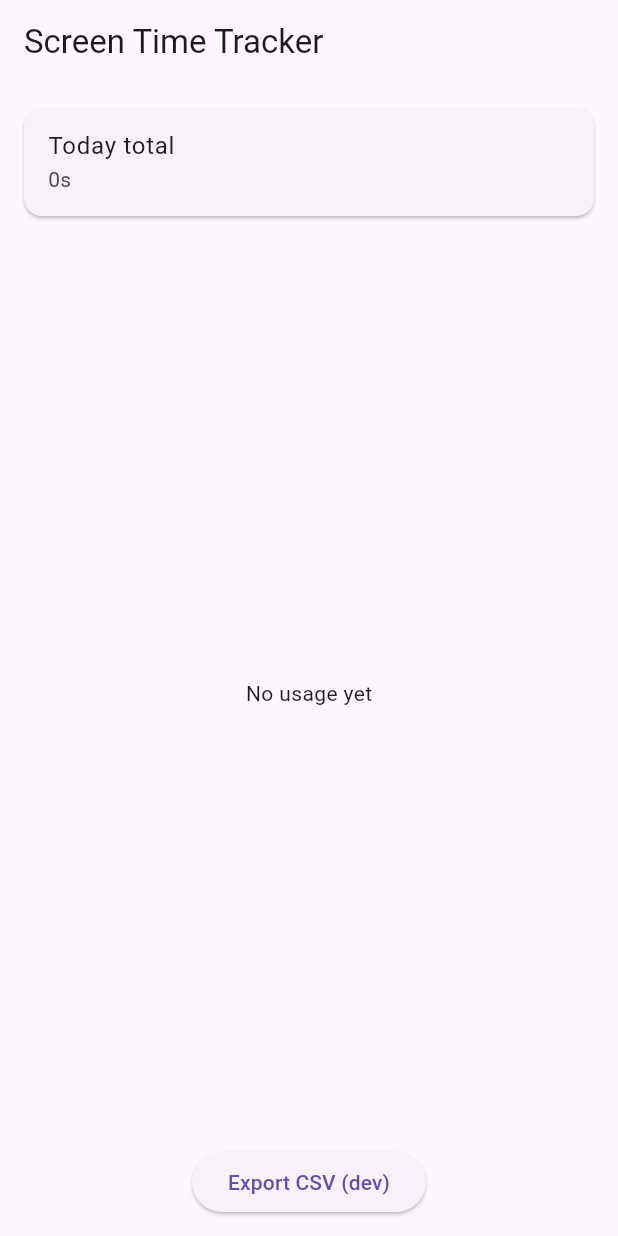
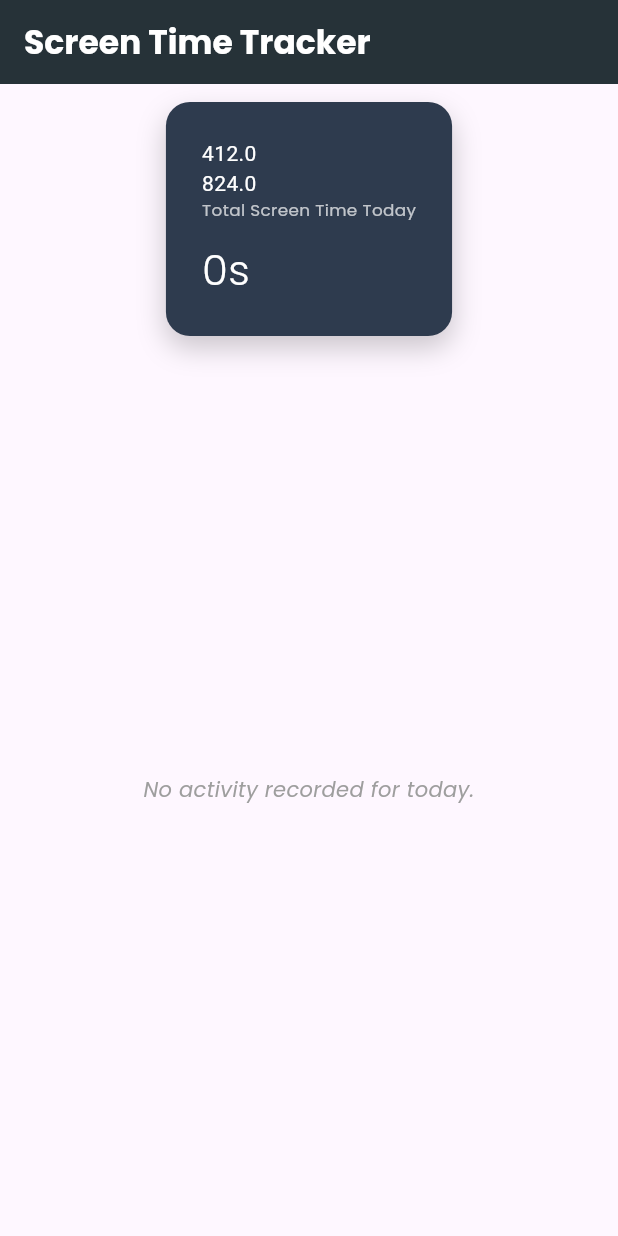
Before and after one commit to KiloMikeTango/Screen-Time-Tracker, a Flutter app: the screen it shows after launch, on a phone screen of 412 x 824 dp. Run offline on Flutter 3.47's test engine with Material 3 defaults, Android fonts, the light colour scheme and no system bars; our stand-ins replace google_fonts, sqflite; missing offline and left inert: dart:ffi, win32, window_manager; accounts and stored records are empty.

Commit message:
ui improvements

```diff
--- a/lib/ui/home_page.dart
+++ b/lib/ui/home_page.dart
@@ -1,10 +1,9 @@
 import 'dart:async';
 import 'package:flutter/material.dart';
+import 'package:google_fonts/google_fonts.dart';
 import '../data/db.dart';
 import '../tracking/tracker_isolate.dart';
-// import '../data/models.dart';
 import '../utils/formatters.dart';
-// import 'package:isolate/isolate.dart' as isolate_pkg; // not necessary but keep imports clean
 import 'dart:isolate';
 
 class HomePage extends StatefulWidget {
@@ -19,13 +18,13 @@ class _HomePageState extends State<HomePage> {
   Timer? _refreshTimer;
   ReceivePort? _receivePort;
   Isolate? _isolate;
+  double _totalSec = 0;
 
   @override
   void initState() {
     super.initState();
     _startTracker();
     _loadAggregated();
-    // periodic refresh so UI updates even if DB change is missed
     _refreshTimer = Timer.periodic(
       const Duration(seconds: 5),
       (_) => _loadAggregated(),
@@ -51,7 +50,7 @@ class _HomePageState extends State<HomePage> {
             'date': start.toIso8601String().split('T')[0],
           };
           await DB.insertSessionMap(map);
-          await _loadAggregated(); // update UI
+          await _loadAggregated();
         } catch (e) {
           // ignore write error for now
         }
@@ -67,8 +66,11 @@ class _HomePageState extends State<HomePage> {
 
   Future<void> _loadAggregated() async {
     final rows = await DB.getAggregatedForDate(DateTime.now());
+    final total = rows.fold<int>(0, (p, e) => p + (e['total_sec'] as int));
+
     setState(() {
       _aggregated = rows;
+      _totalSec = total.toDouble();
     });
   }
 
@@ -82,56 +84,230 @@ class _HomePageState extends State<HomePage> {
 
   @override
   Widget build(BuildContext context) {
-    final totalSec = _aggregated.fold<int>(
-      0,
-      (p, e) => p + (e['total_sec'] as int),
+    return Scaffold(
+      appBar: AppBar(
+        title: Text(
+          'Screen Time Tracker',
+          style: GoogleFonts.poppins(
+            fontWeight: FontWeight.w700,
+            color: Colors.white,
+          ),
+        ),
+        backgroundColor: Colors.blueGrey[900],
+        elevation: 0,
+      ),
+      body: LayoutBuilder(
+        builder: (context, constraints) {
+          if (constraints.maxWidth > 900) {
+            return _buildDesktopLayout();
+          } else if (constraints.maxWidth > 600) {
+            return _buildTabletLayout();
+          } else {
+            return _buildCompactLayout();
+          }
+        },
+      ),
     );
-    return Scaffold(
-      appBar: AppBar(title: const Text('Screen Time Tracker')),
-      body: Padding(
-        padding: const EdgeInsets.all(12.0),
+  }
+
+  Widget _buildCompactLayout() {
+    return Padding(
+      padding: const EdgeInsets.symmetric(horizontal: 16.0, vertical: 12.0),
+      child: Column(
+        children: [
+          _buildTotalTimeCard(fontSize: 28, padding: 24),
+          const SizedBox(height: 16),
+          Expanded(child: _buildUsageList(itemPadding: 12)),
+        ],
+      ),
+    );
+  }
+
+  Widget _buildTabletLayout() {
+    return Padding(
+      padding: const EdgeInsets.all(20.0),
+      child: Row(
+        crossAxisAlignment: CrossAxisAlignment.start,
+        children: [
+          Expanded(
+            flex: 2,
+            child: _buildTotalTimeCard(fontSize: 36, padding: 32),
+          ),
+          const SizedBox(width: 20),
+          Expanded(flex: 3, child: _buildUsageList(itemPadding: 16)),
+        ],
+      ),
+    );
+  }
+
+  Widget _buildDesktopLayout() {
+    return Padding(
+      padding: const EdgeInsets.all(32.0),
+      child: Row(
+        crossAxisAlignment: CrossAxisAlignment.start,
+        children: [
+          Expanded(
+            flex: 2,
+            child: _buildTotalTimeCard(fontSize: 48, padding: 40),
+          ),
+          const SizedBox(width: 32),
+          Expanded(flex: 3, child: _buildUsageList(itemPadding: 20)),
+        ],
+      ),
+    );
+  }
+
+  Widget _buildTotalTimeCard({
+    required double fontSize,
+    required double padding,
+  }) {
+    return Container(
+      decoration: BoxDecoration(
+        color: const Color(0xFF2E3B4E),
+        borderRadius: BorderRadius.circular(16),
+        boxShadow: [
+          BoxShadow(
+            color: Colors.black.withOpacity(0.2),
+            blurRadius: 15,
+            offset: const Offset(0, 8),
+          ),
+        ],
+      ),
+      child: Padding(
+        padding: EdgeInsets.all(padding),
         child: Column(
+          crossAxisAlignment: CrossAxisAlignment.start,
+          mainAxisSize: MainAxisSize.min,
           children: [
-            Card(
-              child: ListTile(
-                title: const Text('Today total'),
-                subtitle: Text(formatDurationSeconds(totalSec)),
+            //TODO:
+
+            //width: 900, height: 720
+            //width: 600, height 720
+            Text(
+              MediaQuery.of(context).size.width.toString(),
+              style: TextStyle(color: Colors.white),
+            ),
+            Text(
+              MediaQuery.of(context).size.height.toString(),
+              style: TextStyle(color: Colors.white),
+            ),
+            Text(
+              'Total Screen Time Today',
+
+              style: GoogleFonts.poppins(
+                fontSize: fontSize * 0.4,
+                color: Colors.white70,
+                fontWeight: FontWeight.w400,
               ),
             ),
-            const SizedBox(height: 12),
-            Expanded(
-              child: _aggregated.isEmpty
-                  ? const Center(child: Text('No usage yet'))
-                  : ListView.separated(
-                      itemCount: _aggregated.length,
-                      separatorBuilder: (_, __) => const Divider(),
-                      itemBuilder: (context, index) {
-                        final row = _aggregated[index];
-                        final name = row['app_name'] as String;
-                        final secs = row['total_sec'] as int;
-                        return ListTile(
-                          title: Text(name),
-                          trailing: Text(formatDurationSeconds(secs)),
-                        );
-                      },
-                    ),
-            ),
-            ElevatedButton(
-              onPressed: () async {
-                final csv = await DB.exportDateToCsv(DateTime.now());
-                // For now just print CSV; later save to file using path_provider
-                // print(csv);
-                ScaffoldMessenger.of(context).showSnackBar(
-                  const SnackBar(
-                    content: Text('CSV generated (check console)'),
-                  ),
-                );
-              },
-              child: const Text('Export CSV (dev)'),
+            SizedBox(height: padding / 2),
+            Text(
+              formatDurationSeconds(_totalSec.toInt()),
+              style: GoogleFonts.poppins(
+                fontSize: fontSize,
+                fontWeight: FontWeight.w300,
+                color: Colors.white,
+              ),
             ),
           ],
         ),
       ),
     );
   }
+
+  Widget _buildUsageList({required double itemPadding}) {
+    if (_aggregated.isEmpty) {
+      return Center(
+        child: Text(
+          'No activity recorded for today.',
+          style: GoogleFonts.poppins(
+            fontStyle: FontStyle.italic,
+            color: Colors.grey,
+          ),
+          textAlign: TextAlign.center,
+        ),
+      );
+    }
+    return Container(
+      decoration: BoxDecoration(
+        color: Colors.white,
+        borderRadius: BorderRadius.circular(16),
+        boxShadow: [
+          BoxShadow(
+            color: Colors.black.withOpacity(0.05),
+            blurRadius: 10,
+            offset: const Offset(0, 5),
+          ),
+        ],
+      ),
+      child: ListView.builder(
+        padding: const EdgeInsets.all(16.0),
+        itemCount: _aggregated.length,
+        itemBuilder: (context, index) {
+          final row = _aggregated[index];
+          final name = row['app_name'] as String;
+          final secs = row['total_sec'] as int;
+          final percentage = _totalSec > 0 ? (secs / _totalSec) : 0.0;
+          return _buildAppListItem(name, secs, percentage, itemPadding);
+        },
+      ),
+    );
+  }
+
+  Widget _buildAppListItem(
+    String name,
+    int secs,
+    double percentage,
+    double padding,
+  ) {
+    return Padding(
+      padding: EdgeInsets.symmetric(vertical: padding * 0.5),
+      child: Column(
+        crossAxisAlignment: CrossAxisAlignment.start,
+        children: [
+          Row(
+            children: [
+              Icon(Icons.desktop_windows, color: Colors.blueGrey[600]),
+              SizedBox(width: padding * 0.6),
+              Expanded(
+                child: Text(
+                  name,
+                  style: GoogleFonts.poppins(
+                    fontWeight: FontWeight.w600,
+                    fontSize: 16 + padding * 0.05,
+                  ),
+                ),
+              ),
+              Text(
+                formatDurationSeconds(secs),
+                style: GoogleFonts.poppins(
+                  fontWeight: FontWeight.w500,
+                  color: const Color(0xFF4CAF50), // A new deep green color
+                  fontSize: 13.5 + padding * 0.05,
+                ),
+              ),
+            ],
+          ),
+          SizedBox(height: padding),
+          ClipRRect(
+            borderRadius: BorderRadius.circular(10),
+            child: LinearProgressIndicator(
+              value: percentage,
+              minHeight: 8,
+              backgroundColor: Colors.grey[200],
+              valueColor: const AlwaysStoppedAnimation<Color>(
+                Color(0xFF4CAF50),
+              ), // The same new green
+            ),
+          ),
+          SizedBox(height: padding * 0.2),
+          Text(
+            '${(percentage * 100).toStringAsFixed(1)}% of total time',
+            style: GoogleFonts.poppins(fontSize: 12, color: Colors.grey[600]),
+          ),
+          Divider(height: padding),
+        ],
+      ),
+    );
+  }
 }
--- a/pubspec.yaml
+++ b/pubspec.yaml
@@ -9,14 +9,17 @@ environment:
 dependencies:
   ffi: ^2.1.4
   fl_chart: ^1.1.0
+  fluent_ui: ^4.12.0
   flutter:
     sdk: flutter
+  google_fonts: ^6.3.1
   intl: ^0.20.2
   path: ^1.9.1
   path_provider: ^2.1.5
   sqflite: ^2.4.2
   sqflite_common_ffi: ^2.3.6
   win32: ^5.14.0
+  window_manager: ^0.5.1
 
 dev_dependencies:
   flutter_test:
```
Also changed, not shown: lib/main.dart (+17 -10 lines), pubspec.lock, 5 other files.
